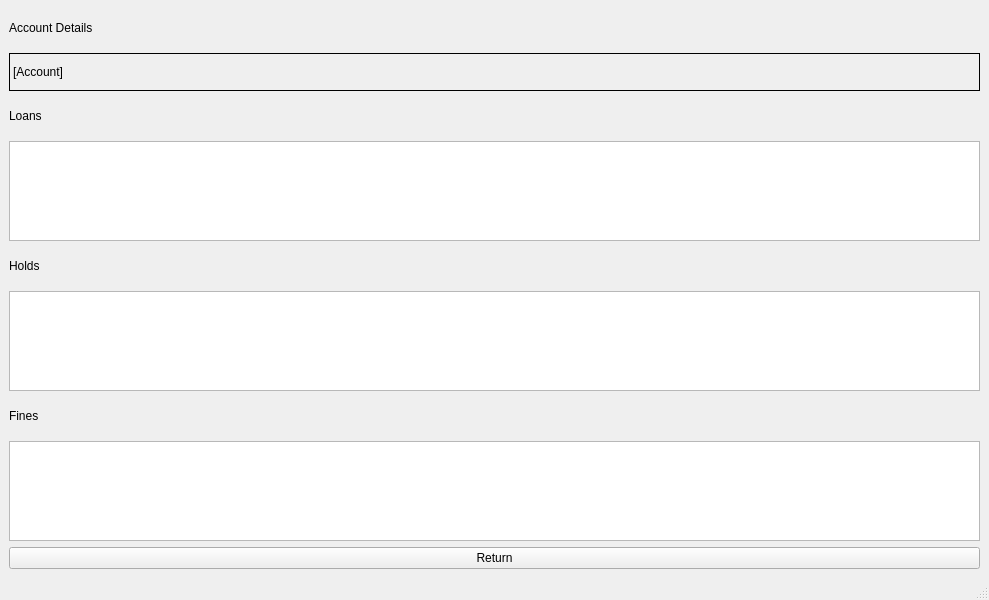
Old version of the form accountwindow.ui in the repository OliBot03/HinLIBS.
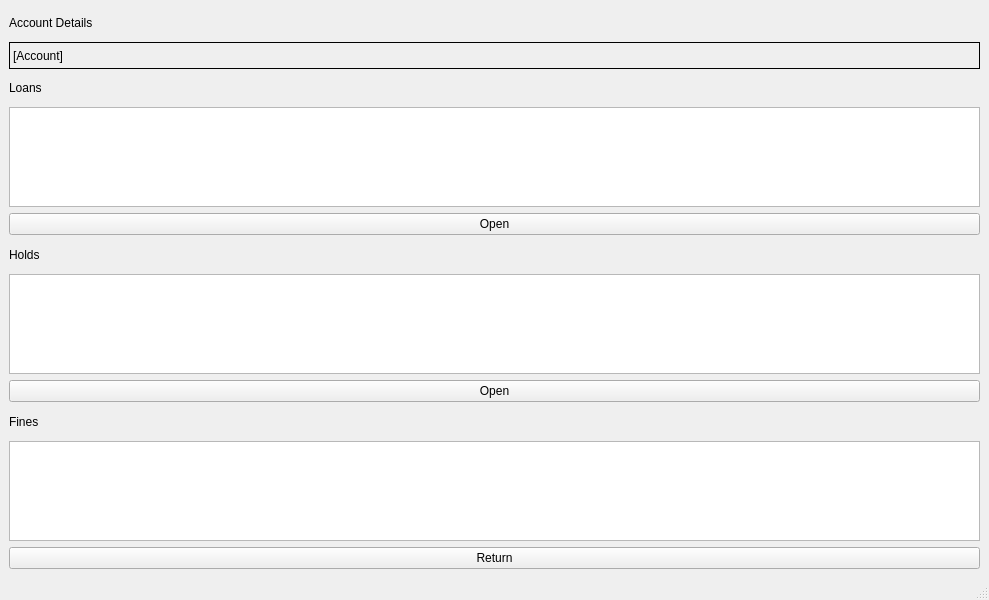
New version of the form.

The edit to the form file:
```diff
--- a/accountwindow.ui
+++ b/accountwindow.ui
@@ -58,6 +58,13 @@
       </property>
      </widget>
     </item>
+    <item>
+     <widget class="QPushButton" name="openLoan">
+      <property name="text">
+       <string>Open</string>
+      </property>
+     </widget>
+    </item>
     <item>
      <widget class="QLabel" name="label_3">
       <property name="text">
@@ -81,6 +88,13 @@
       </property>
      </widget>
     </item>
+    <item>
+     <widget class="QPushButton" name="openHold">
+      <property name="text">
+       <string>Open</string>
+      </property>
+     </widget>
+    </item>
     <item>
      <widget class="QLabel" name="label_4">
       <property name="text">
```
